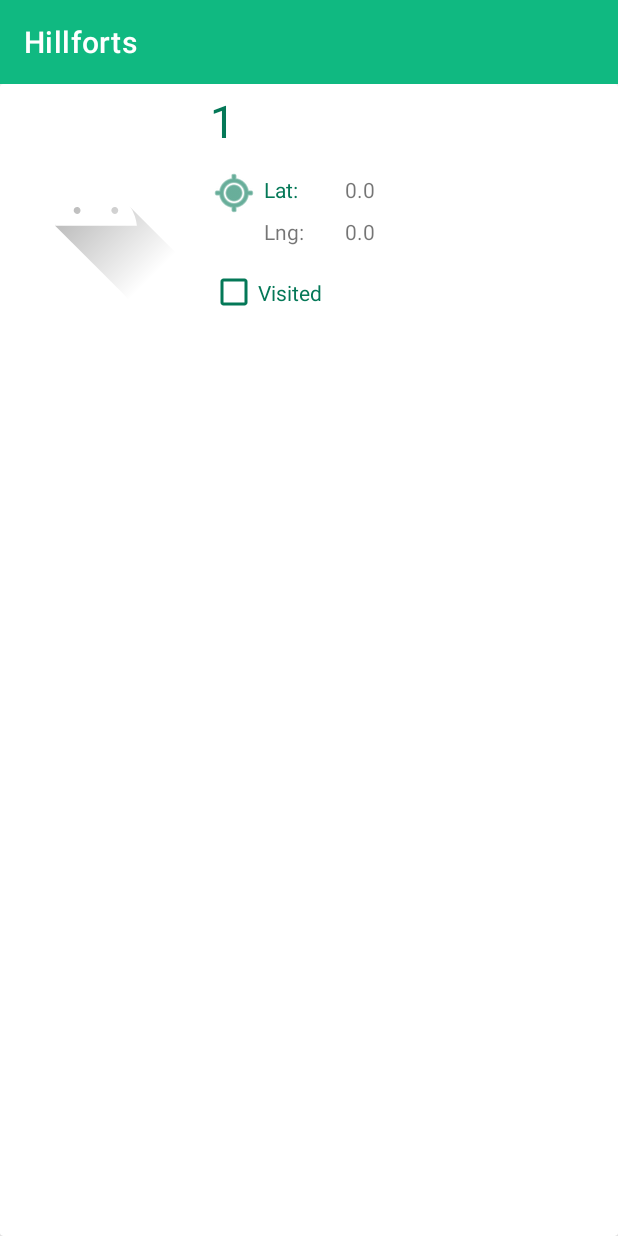
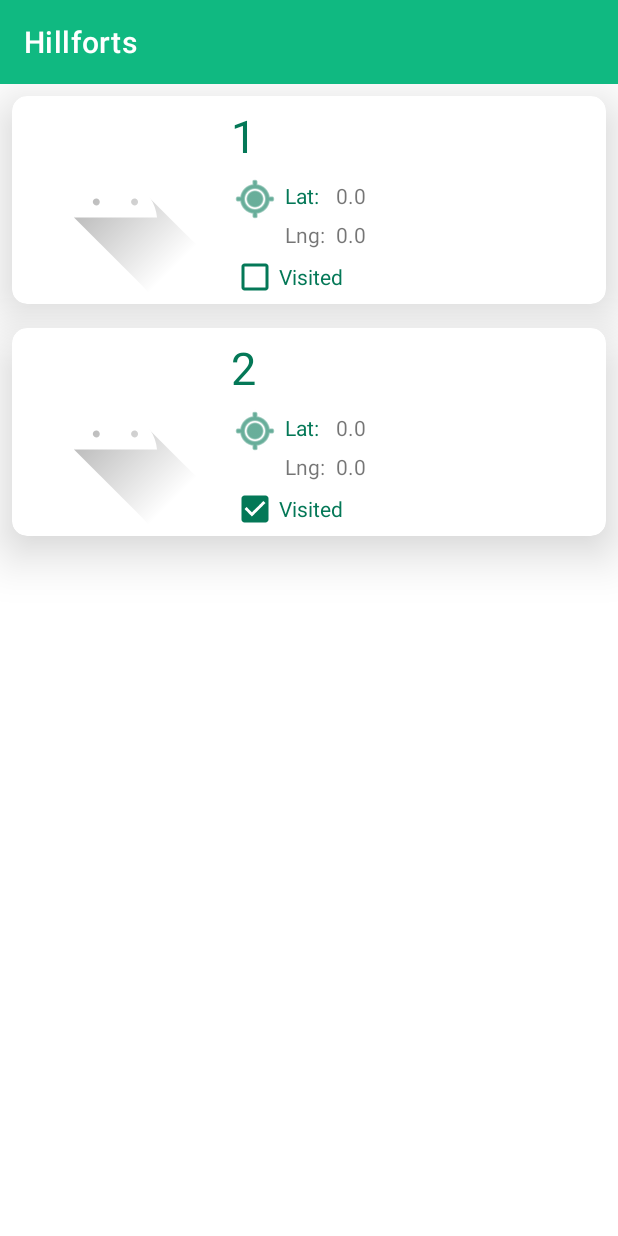
Before and after one commit to Mushroomator/Hillforts, an Android app: the HillfordListView screen opened directly, with no data from a screen before it, on a phone screen of 412 x 824 dp. Run offline under Robolectric (Android 15) with nearby library versions, the phone set to English and light mode, and no system bars.

Commit message:
adjusted layout

```diff
--- a/app/src/main/java/de/tp/hillforts/views/hillfordList/HillfordListView.kt
+++ b/app/src/main/java/de/tp/hillforts/views/hillfordList/HillfordListView.kt
@@ -33,7 +33,6 @@
    */
   override fun onHillfordClick(hillford: HillfortModel) {
     info("Hillford was clicked:\n$hillford")
-    TODO("Not yet implemented")
   }
 
   /**
--- a/app/src/main/res/layout/card_hillfort.xml
+++ b/app/src/main/res/layout/card_hillfort.xml
@@ -3,7 +3,14 @@
     xmlns:app="http://schemas.android.com/apk/res-auto"
     xmlns:tools="http://schemas.android.com/tools"
     android:layout_width="match_parent"
-    android:layout_height="match_parent">
+    android:layout_height="wrap_content"
+    android:layout_marginLeft="8sp"
+    android:layout_marginTop="8sp"
+    android:layout_marginRight="8sp"
+    android:layout_marginBottom="8sp"
+    app:cardCornerRadius="10dp"
+    app:cardElevation="20dp"
+    app:contentPadding="4dp">
 
     <androidx.constraintlayout.widget.ConstraintLayout
         android:layout_width="match_parent"
@@ -11,8 +18,8 @@
 
         <ImageView
             android:id="@+id/ivImage"
-            android:layout_width="128dp"
-            android:layout_height="165dp"
+            android:layout_width="130dp"
+            android:layout_height="130dp"
             app:layout_constraintStart_toStartOf="parent"
             app:layout_constraintTop_toTopOf="parent"
             app:srcCompat="@drawable/ic_launcher_foreground"
@@ -23,7 +30,7 @@
             android:layout_width="wrap_content"
             android:layout_height="wrap_content"
             android:layout_marginStart="12dp"
-            android:layout_marginTop="4dp"
+            android:layout_marginTop="2dp"
             android:layout_marginEnd="4dp"
             android:text="TextView"
             android:textColor="@color/green_700"
@@ -38,21 +45,21 @@
             android:layout_width="wrap_content"
             android:layout_height="wrap_content"
             android:layout_marginStart="12dp"
-            android:layout_marginTop="12dp"
+            android:layout_marginTop="6dp"
             android:backgroundTintMode="src_in"
             android:baselineAlignBottom="false"
             android:clickable="false"
-            android:tint="@color/green_700"
             android:tintMode="src_in"
             app:layout_constraintEnd_toEndOf="parent"
             app:layout_constraintHorizontal_bias="0.0"
             app:layout_constraintStart_toEndOf="@+id/ivImage"
             app:layout_constraintTop_toBottomOf="@+id/tvName"
-            app:srcCompat="@android:drawable/ic_menu_mylocation" />
+            app:srcCompat="@android:drawable/ic_menu_mylocation"
+            app:tint="@color/green_700" />
 
         <TextView
             android:id="@+id/tvLatLabel"
-            android:layout_width="50dp"
+            android:layout_width="30dp"
             android:layout_height="24dp"
             android:layout_marginStart="4dp"
             android:text="@string/lat"
@@ -78,7 +85,7 @@
             android:id="@+id/tvLngLabel"
             android:layout_width="0dp"
             android:layout_height="24dp"
-            android:layout_marginTop="4dp"
+            android:layout_marginTop="2dp"
             android:text="@string/lng"
             app:layout_constraintEnd_toEndOf="@+id/tvLatLabel"
             app:layout_constraintStart_toStartOf="@+id/tvLatLabel"
@@ -98,9 +105,11 @@
 
         <CheckBox
             android:id="@+id/cbVisited"
-            android:layout_width="wrap_content"
-            android:layout_height="38dp"
+            android:layout_width="77dp"
+            android:layout_height="24dp"
+            android:layout_marginTop="2dp"
             android:layout_marginEnd="8dp"
+            android:layout_marginBottom="2dp"
             android:buttonTint="@color/green_700"
             android:buttonTintMode="src_in"
             android:drawableTintMode="src_in"
```
Also changed, not shown: app/src/main/res/layout/login_view_portrait.xml (+9 -5 lines).
